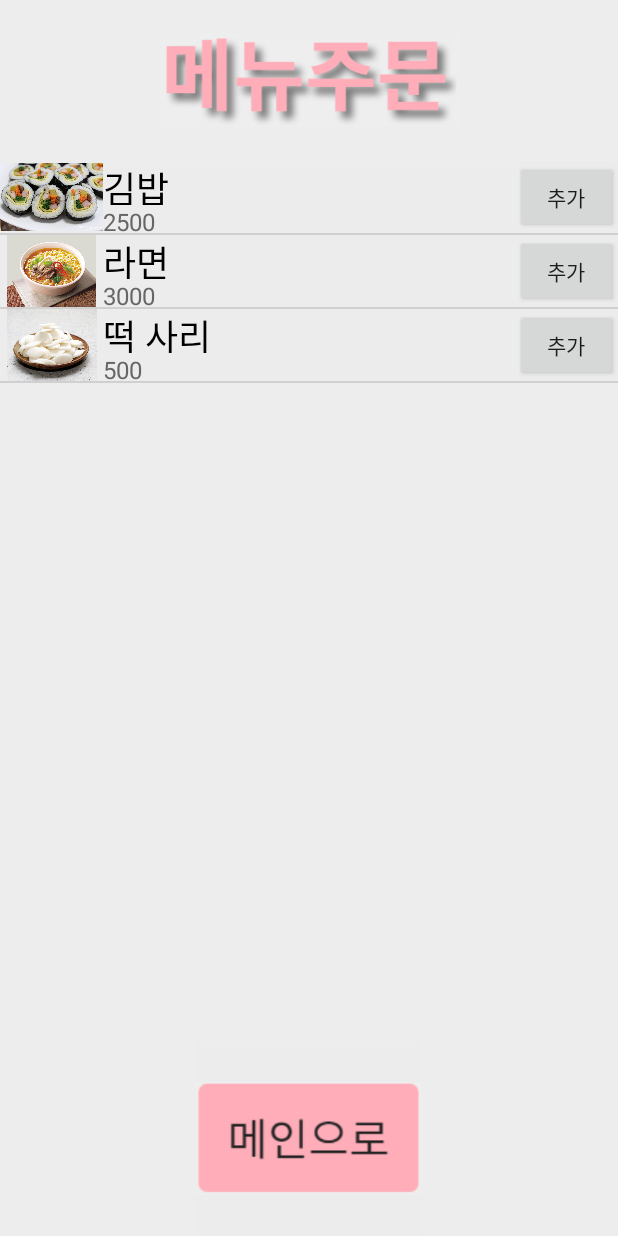
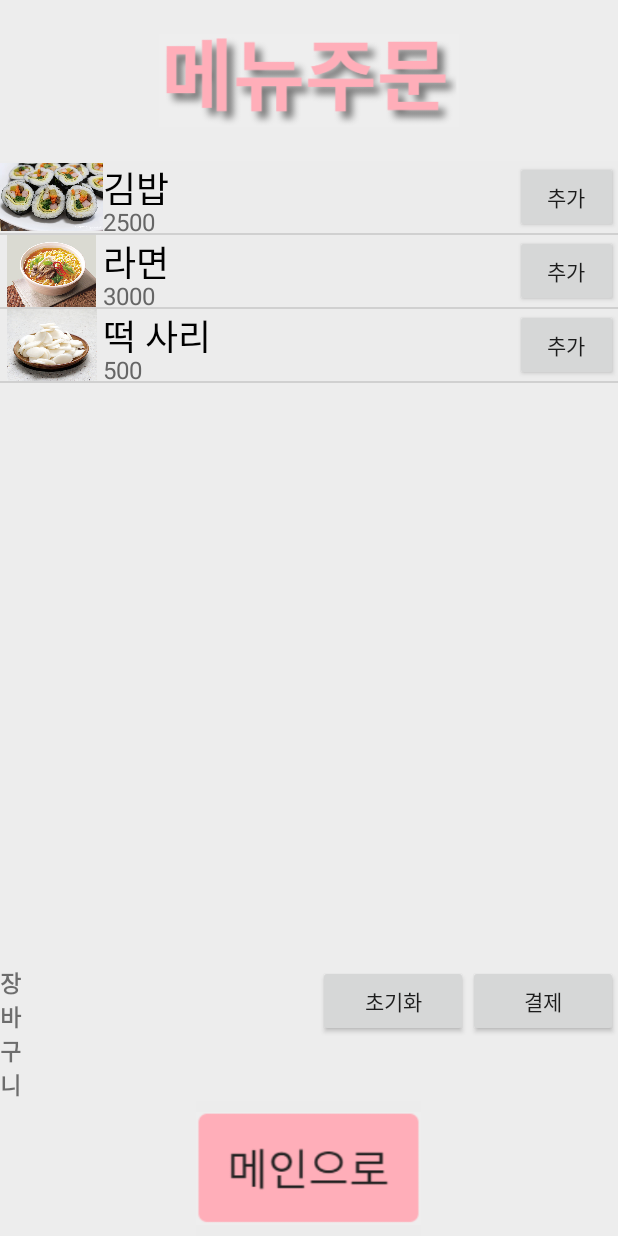
Before and after one commit to elppaaa/PC_Cafe_Master, an Android app: the Menu_Order screen opened directly, with no data from a screen before it, on a phone screen of 412 x 824 dp. Run offline under Robolectric (Android 15) with nearby library versions, the phone set to English and light mode, and no system bars.

Commit message:
Retouch Menu_Order Activity Add Basket for Payment Add Button & Dialog

```diff
--- a/app/src/main/java/ac/kr/project_20191121/FoodOrder/MenuListAdapter.java
+++ b/app/src/main/java/ac/kr/project_20191121/FoodOrder/MenuListAdapter.java
@@ -1,7 +1,10 @@
 package ac.kr.project_20191121.FoodOrder;
 
+import android.app.AlertDialog;
 import android.app.Dialog;
 import android.content.Context;
+import android.content.DialogInterface;
+import android.content.Intent;
 import android.graphics.Color;
 import android.graphics.drawable.ColorDrawable;
 import android.graphics.drawable.Drawable;
@@ -16,6 +19,8 @@ import android.widget.ImageView;
 import android.widget.TextView;
 import android.widget.Toast;
 
+import org.w3c.dom.Text;
+
 import java.util.ArrayList;
 
 import ac.kr.project_20191121.R;
@@ -24,8 +29,12 @@ public class MenuListAdapter extends BaseAdapter {
     private ArrayList<MenuItemList> listItemList = new ArrayList<MenuItemList>();
     public View.OnClickListener conClickListener;
     Context context;
-    public MenuListAdapter(Context context) {
+    TextView basketlist;
+    private OnItemClick listen;
+    public MenuListAdapter(Context context, OnItemClick listener) {
         this.context = context;
+        this.basketlist = basketlist;
+        this.listen = listener;
     }
 
 
@@ -65,8 +74,8 @@ public class MenuListAdapter extends BaseAdapter {
 
         // 화면에 표시될 View(Layout이 inflate된)으로부터 위젯에 대한 참조 획득
         final ImageView iconImageView = (ImageView) view.findViewById(R.id.imageView1) ;
-        TextView titleTextView = (TextView) view.findViewById(R.id.textView1) ;
-        TextView descTextView = (TextView) view.findViewById(R.id.textView2) ;
+        final TextView titleTextView = (TextView) view.findViewById(R.id.textView1) ;
+        final TextView descTextView = (TextView) view.findViewById(R.id.textView2) ;
         Button btnAdd = (Button) view.findViewById(R.id.btn_Menu_Add);
 
         // Data Set(listItemList)에서 i에 위치한 데이터 참조 획득
@@ -91,10 +100,32 @@ public class MenuListAdapter extends BaseAdapter {
         });
 
 
+        btnAdd.setOnClickListener(new View.OnClickListener() {
+            @Override
+            public void onClick(View view) {
+                AlertDialog.Builder builder = new AlertDialog.Builder(context);
+                builder.setMessage(titleTextView.getText().toString()+"을(를) 추가하시겠습니까?")
+                        .setPositiveButton("확인", new DialogInterface.OnClickListener() {
+                            @Override
+                            public void onClick(DialogInterface dialogInterface, int i) {
+                                listen.onClick(titleTextView.getText().toString(), Integer.parseInt(descTextView.getText().toString()));
+                            }
+                        })
+                        .setNegativeButton("닫기", new DialogInterface.OnClickListener() {
+                            @Override
+                            public void onClick(DialogInterface dialogInterface, int i) {
 
+                            }
+                        });
+                builder.create().show();
+            }
+
+        });
 
         return view;
     }
+
+
 
     public void addItem(Drawable img, String Name, String ex) {
         MenuItemList item = new MenuItemList();
--- a/app/src/main/java/ac/kr/project_20191121/FoodOrder/Menu_Order.java
+++ b/app/src/main/java/ac/kr/project_20191121/FoodOrder/Menu_Order.java
@@ -1,28 +1,45 @@
 package ac.kr.project_20191121.FoodOrder;
 
 import android.app.Activity;
+import android.app.AlertDialog;
+import android.content.DialogInterface;
+import android.content.Intent;
 import android.os.Bundle;
 import android.support.annotation.Nullable;
 import android.support.v4.content.ContextCompat;
+import android.text.Editable;
+import android.text.TextWatcher;
 import android.view.View;
+import android.widget.Button;
 import android.widget.ImageButton;
 import android.widget.ListView;
+import android.widget.TextView;
+
+import org.w3c.dom.Text;
 
 import ac.kr.project_20191121.R;
 
-public class Menu_Order extends Activity {
+final public class Menu_Order extends Activity implements OnItemClick {
     private Activity activity;
     ImageButton btnToMain;
+    Button btnReset, btnPay;
+    TextView basketlist, baskettotal;
+    int sum = 0;
+
     @Override
     protected void onCreate(@Nullable Bundle savedInstanceState) {
         super.onCreate(savedInstanceState);
         setContentView(R.layout.menu_order);
         activity = this;
         btnToMain = (ImageButton) findViewById(R.id.btnTomain);
+        btnReset = (Button) findViewById(R.id.menuorder_reset);
+        btnPay = (Button) findViewById(R.id.menuorder_pay);
+        basketlist = (TextView) findViewById(R.id.menuorder_list);
+        baskettotal = (TextView) findViewById(R.id.menuorder_total);
         //adapter -> listview 설정
         ListView listview;
         final MenuListAdapter adapter;
-        adapter = new MenuListAdapter();
+        adapter = new MenuListAdapter(getApplicationContext(), this);
         listview = (ListView) findViewById(R.id.listview1);
         listview.setAdapter(adapter);
 
@@ -32,6 +49,51 @@ public class Menu_Order extends Activity {
         adapter.addItem(ContextCompat.getDrawable(this, R.drawable.menuitem_dduck), "떡 사리", "500");
 
 
+        btnReset.setOnClickListener(new View.OnClickListener() {
+            @Override
+            public void onClick(View view) {
+                basketlist.setText("");
+                baskettotal.setText("");
+                sum = 0;
+            }
+        });
+        btnPay.setOnClickListener(new View.OnClickListener() {
+            @Override
+            public void onClick(View view) {
+                //MenuBasket -> pay
+                AlertDialog.Builder builder = new AlertDialog.Builder(Menu_Order.this);
+                if (sum != 0) {
+                    builder.setMessage(sum + "원입니다.\n결제하시겠습니까?")
+                            .setPositiveButton("예", new DialogInterface.OnClickListener() {
+                                @Override
+                                public void onClick(DialogInterface dialogInterface, int i) {
+                                /*
+                                Pay page로 금액을 받아 엑티비티 시작.
+                                 */
+                                }
+                            })
+                            .setNegativeButton("아니오", new DialogInterface.OnClickListener() {
+                                @Override
+                                public void onClick(DialogInterface dialogInterface, int i) {
+                                    //negative;
+                                }
+                            })
+                            .create().show();
+                } else {
+                    builder.setMessage("메뉴를 선택 후 결제 버튼을 눌러주세요.")
+                            .setPositiveButton("확인", new DialogInterface.OnClickListener() {
+                                @Override
+                                public void onClick(DialogInterface dialogInterface, int i) {
+
+                                }
+                            })
+                            .create().show();
+                }
+
+
+            }
+        });
+
         btnToMain.setOnClickListener(new View.OnClickListener() {
             @Override
             public void onClick(View view) {
@@ -39,33 +101,12 @@ public class Menu_Order extends Activity {
             }
         }); //btnToMain OnClicklistener -> 종료
 
-/*
-        listview.setOnItemClickListener(new AdapterView.OnItemClickListener() {
-            @Override
-            public void onItemClick(AdapterView<?> adapterView, View view, int i, long l) {
-               MenuItemList item = (MenuItemList) adapterView.getItemAtPosition(i);
-               Drawable img = item.getImage();
-
-                Dialog imgdialog = new Dialog(activity);
-                imgdialog.setContentView(R.layout.image_dialog);
-                ImageView im = (ImageView) imgdialog.findViewById(R.id.imgdialog_img);
-                im.setImageDrawable(img);
-                imgdialog.show();
-            }
-        }); //listview.setOnItemClicklistener
-
- */
-
-
     }
 
-
-/*
-    public void FoodBasket{
-
+    @Override
+    public void onClick(String name, int cost) {
+        basketlist.append(name + ", ");
+        sum += cost;
+        baskettotal.setText("합계 : " + sum);
     }
-
- */
-
-
 }
--- /dev/null
+++ b/app/src/main/java/ac/kr/project_20191121/FoodOrder/OnItemClick.java
@@ -0,0 +1,5 @@
+package ac.kr.project_20191121.FoodOrder;
+
+public interface OnItemClick {
+    void onClick(String name, int cost);
+}
--- a/app/src/main/res/layout/menu_order.xml
+++ b/app/src/main/res/layout/menu_order.xml
@@ -16,37 +16,65 @@
         android:layout_weight="8"
         android:layout_height="0dp" />
 
-    <LinearLayout
-        android:orientation="horizontal"
-        android:layout_width="match_parent"
-        android:layout_height="wrap_content">
-        <TextView
-            android:layout_width="match_parent"
-            android:layout_height="wrap_content"/>
-        <Button
-            android:layout_width="wrap_content"
-            android:layout_height="wrap_content"
-            android:gravity="right"
-            android:text="결제"/>
-    </LinearLayout>
-
 
 
     <LinearLayout
-        android:weightSum="10"
         android:layout_width="match_parent"
-        android:layout_height="wrap_content">
+        android:layout_height="wrap_content"
+        android:weightSum="8">
+
         <TextView
             android:layout_width="0dp"
             android:layout_height="wrap_content"
-            android:layout_weight="8"/>
+            android:layout_gravity="center"
+            android:layout_weight="1"
+            android:text="장바구니"
+            android:textSize="15sp"
+            android:textStyle="bold" />
+
+        <LinearLayout
+            android:layout_width="0dp"
+            android:layout_height="wrap_content"
+            android:orientation="vertical"
+            android:layout_weight="7">
+
+            <TextView
+                android:id="@+id/menuorder_list"
+                android:layout_width="match_parent"
+                android:layout_height="wrap_content"
+                android:layout_weight="7"
+                android:maxLines="3" />
+
+            <TextView
+                android:id="@+id/menuorder_total"
+                android:layout_width="match_parent"
+                android:layout_height="wrap_content"
+                android:maxLines="1"/>
+
+        </LinearLayout>
+
+
+        <Button
+            android:id="@+id/menuorder_reset"
+            android:layout_width="150px"
+            android:layout_height="wrap_content"
+            android:layout_gravity="right"
+            android:padding="0dp"
+            android:text="초기화" />
+
+        <Button
+            android:id="@+id/menuorder_pay"
+            android:layout_width="150px"
+            android:layout_height="wrap_content"
+            android:layout_gravity="right"
+            android:padding="0dp"
+            android:text="결제" />
     </LinearLayout>
     <ImageButton
         android:id="@+id/btnTomain"
         android:layout_width="150dp"
-        android:layout_height="130dp"
+        android:layout_height="90dp"
         android:layout_gravity="center"
-        android:layout_marginTop="50dp"
         android:background="#ececec"
         android:scaleType="fitCenter"
         android:src="@drawable/tomain"/>
```
Also changed, not shown: app/src/main/java/ac/kr/project_20191121/Payment.java (added, +13 -0 lines), 5 other files.
